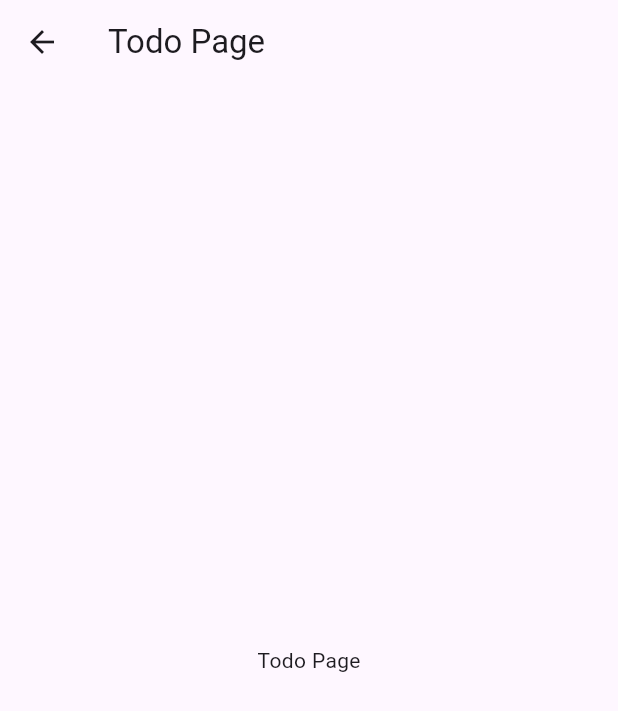
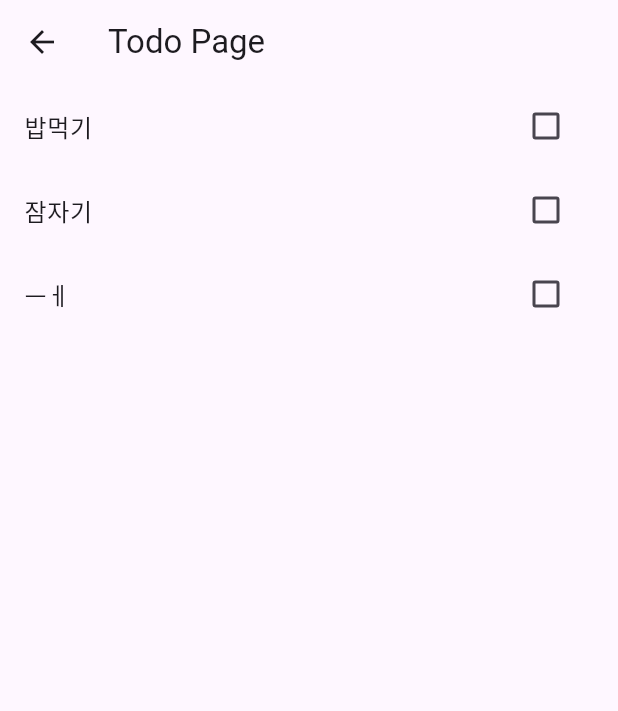
Before and after one commit to tlswltjq/flutter_discord, a Flutter app: the TodoPage screen opened directly, on a phone screen of 412 x 824 dp. Shown: the top 711 px of the screen. Run offline on Flutter 3.47's test engine with Material 3 defaults, Android fonts, the phone set to English and light mode, and no system bars.

Commit message:
Todo페이지와 위젯 생성

```diff
--- a/lib/page/TodoPage.dart
+++ b/lib/page/TodoPage.dart
@@ -1,4 +1,6 @@
 import 'package:flutter/material.dart';
+import 'package:flutter_diary/model/Todo.dart';
+import 'package:flutter_diary/widgets/TodoList.dart';
 
 class TodoPage extends StatefulWidget {
   @override
@@ -6,15 +8,34 @@ class TodoPage extends StatefulWidget {
 }
 
 class _TodoPageState extends State<TodoPage> {
+  final List<Todo> _list = [
+    Todo(
+      todoID: 1,
+      todoTitle: '밥먹기',
+      done: false,
+    ),
+    Todo(
+      todoID: 2,
+      todoTitle: '잠자기',
+      done: false,
+    ),
+    Todo(
+      todoID: 3,
+      todoTitle: 'ㅡㅔ',
+      done: false,
+    ),
+  ];
+
+
   @override
   Widget build(BuildContext context) {
     return Scaffold(
       appBar: AppBar(
         title: Text('Todo Page'),
       ),
-      body: Container(
-        child: Center(
-          child: Text('Todo Page'),
+      body: Center(
+        child: Container(
+          child: TodoList(todos: _list),
         ),
       ),
     );
--- /dev/null
+++ b/lib/widgets/TodoItem.dart
@@ -0,0 +1,42 @@
+
+import 'package:flutter/material.dart';
+import 'package:flutter_diary/model/Todo.dart';
+
+class TodoItem extends StatefulWidget {
+  final Todo todo;
+
+  TodoItem({required this.todo});
+
+  @override
+  _TodoItemState createState() => _TodoItemState();
+}
+
+class _TodoItemState extends State<TodoItem> {
+  late bool isCompleted;
+
+  @override
+  void initState() {
+    super.initState();
+    isCompleted = widget.todo.done;
+  }
+
+  @override
+  Widget build(BuildContext context) {
+    return ListTile(
+      title: Text(
+        widget.todo.todoTitle,
+        style: TextStyle(
+          decoration: isCompleted ? TextDecoration.lineThrough : TextDecoration.none,
+        ),
+      ),
+      trailing: Checkbox(
+        value: isCompleted,
+        onChanged: (bool? value) {
+          setState(() {
+            isCompleted = value ?? false;
+          });
+        },
+      ),
+    );
+  }
+}
--- /dev/null
+++ b/lib/widgets/TodoList.dart
@@ -0,0 +1,19 @@
+import 'package:flutter/material.dart';
+import 'package:flutter_diary/model/Todo.dart';
+import 'package:flutter_diary/widgets/TodoItem.dart';
+
+class TodoList extends StatelessWidget {
+  final List<Todo> todos;
+
+  TodoList({required this.todos});
+
+  @override
+  Widget build(BuildContext context) {
+    return ListView.builder(
+      itemCount: todos.length,
+      itemBuilder: (context, index) {
+        return TodoItem(todo: todos[index]);
+      },
+    );
+  }
+}
```
